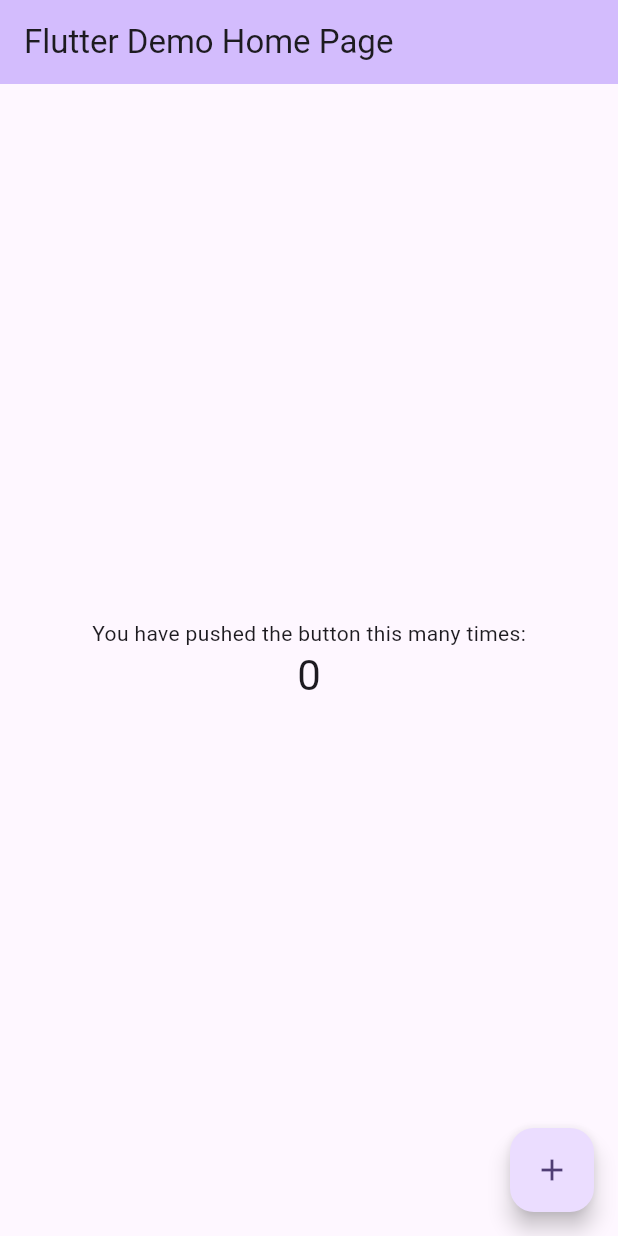
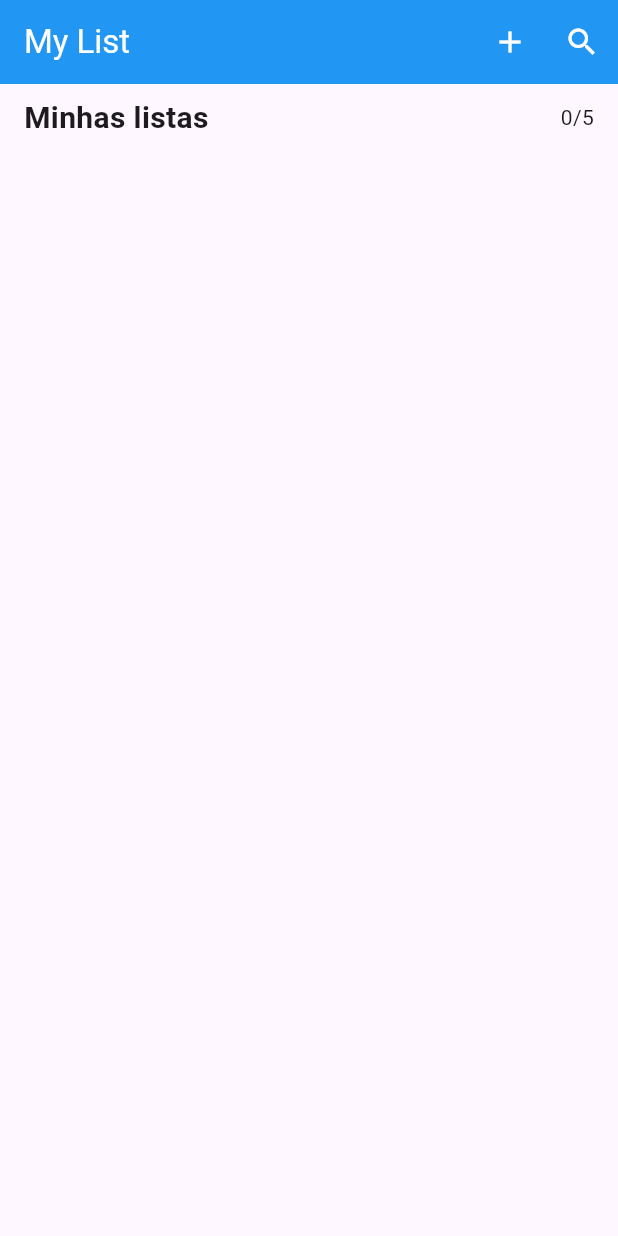
Before and after one commit to BerPGR/flutter-marketlist, a Flutter app: the screen it shows after launch, on a phone screen of 412 x 824 dp. Run offline on Flutter 3.47's test engine with Material 3 defaults, Android fonts, the phone set to English and light mode, and no system bars.

Commit message:
Created homescreen and first design

```diff
--- a/lib/main.dart
+++ b/lib/main.dart
@@ -1,4 +1,5 @@
 import 'package:flutter/material.dart';
+import 'package:listamercado/screens/home_screen.dart';
 
 void main() {
   WidgetsFlutterBinding.ensureInitialized();
@@ -12,116 +13,12 @@ class MyApp extends StatelessWidget {
   @override
   Widget build(BuildContext context) {
     return MaterialApp(
-      title: 'Flutter Demo',
-      debugShowCheckedModeBanner: false,
-      theme: ThemeData(
-        // This is the theme of your application.
-        //
-        // TRY THIS: Try running your application with "flutter run". You'll see
-        // the application has a purple toolbar. Then, without quitting the app,
-        // try changing the seedColor in the colorScheme below to Colors.green
-        // and then invoke "hot reload" (save your changes or press the "hot
-        // reload" button in a Flutter-supported IDE, or press "r" if you used
-        // the command line to start the app).
-        //
-        // Notice that the counter didn't reset back to zero; the application
-        // state is not lost during the reload. To reset the state, use hot
-        // restart instead.
-        //
-        // This works for code too, not just values: Most code changes can be
-        // tested with just a hot reload.
-        colorScheme: ColorScheme.fromSeed(seedColor: Colors.deepPurple),
-        useMaterial3: true,
-      ),
-      home: const MyHomePage(title: 'Flutter Demo Home Page'),
-    );
+        title: 'Lista Mercado',
+        debugShowCheckedModeBanner: false,
+        theme: ThemeData(
+          colorScheme: ColorScheme.fromSeed(seedColor: Colors.deepPurple),
+          useMaterial3: true,
+        ),
+        home: HomeScreen());
   }
 }
-
-class MyHomePage extends StatefulWidget {
-  const MyHomePage({super.key, required this.title});
-
-  // This widget is the home page of your application. It is stateful, meaning
-  // that it has a State object (defined below) that contains fields that affect
-  // how it looks.
-
-  // This class is the configuration for the state. It holds the values (in this
-  // case the title) provided by the parent (in this case the App widget) and
-  // used by the build method of the State. Fields in a Widget subclass are
-  // always marked "final".
-
-  final String title;
-
-  @override
-  State<MyHomePage> createState() => _MyHomePageState();
-}
-
-class _MyHomePageState extends State<MyHomePage> {
-  int _counter = 0;
-
-  void _incrementCounter() {
-    setState(() {
-      // This call to setState tells the Flutter framework that something has
-      // changed in this State, which causes it to rerun the build method below
-      // so that the display can reflect the updated values. If we changed
-      // _counter without calling setState(), then the build method would not be
-      // called again, and so nothing would appear to happen.
-      _counter++;
-    });
-  }
-
-  @override
-  Widget build(BuildContext context) {
-    // This method is rerun every time setState is called, for instance as done
-    // by the _incrementCounter method above.
-    //
-    // The Flutter framework has been optimized to make rerunning build methods
-    // fast, so that you can just rebuild anything that needs updating rather
-    // than having to individually change instances of widgets.
-    return Scaffold(
-      appBar: AppBar(
-        // TRY THIS: Try changing the color here to a specific color (to
-        // Colors.amber, perhaps?) and trigger a hot reload to see the AppBar
-        // change color while the other colors stay the same.
-        backgroundColor: Theme.of(context).colorScheme.inversePrimary,
-        // Here we take the value from the MyHomePage object that was created by
-        // the App.build method, and use it to set our appbar title.
-        title: Text(widget.title),
-      ),
-      body: Center(
-        // Center is a layout widget. It takes a single child and positions it
-        // in the middle of the parent.
-        child: Column(
-          // Column is also a layout widget. It takes a list of children and
-          // arranges them vertically. By default, it sizes itself to fit its
-          // children horizontally, and tries to be as tall as its parent.
-          //
-          // Column has various properties to control how it sizes itself and
-          // how it positions its children. Here we use mainAxisAlignment to
-          // center the children vertically; the main axis here is the vertical
-          // axis because Columns are vertical (the cross axis would be
-          // horizontal).
-          //
-          // TRY THIS: Invoke "debug painting" (choose the "Toggle Debug Paint"
-          // action in the IDE, or press "p" in the console), to see the
-          // wireframe for each widget.
-          mainAxisAlignment: MainAxisAlignment.center,
-          children: <Widget>[
-            const Text(
-              'You have pushed the button this many times:',
-            ),
-            Text(
-              '$_counter',
-              style: Theme.of(context).textTheme.headlineMedium,
-            ),
-          ],
-        ),
-      ),
-      floatingActionButton: FloatingActionButton(
-        onPressed: _incrementCounter,
-        tooltip: 'Increment',
-        child: const Icon(Icons.add),
-      ), // This trailing comma makes auto-formatting nicer for build methods.
-    );
-  }
-}
--- /dev/null
+++ b/lib/screens/home_screen.dart
@@ -0,0 +1,50 @@
+import 'package:flutter/material.dart';
+
+class HomeScreen extends StatefulWidget {
+  const HomeScreen({super.key});
+
+  @override
+  State<HomeScreen> createState() => _HomeScreenState();
+}
+
+class _HomeScreenState extends State<HomeScreen> {
+  @override
+  Widget build(BuildContext context) {
+    return Scaffold(
+      appBar: AppBar(
+        title: Text(
+          'My List',
+          style: TextStyle(color: Color(0xFFFFFFFF)),
+        ),
+        actions: [
+          IconButton(
+              onPressed: () {},
+              icon: Icon(Icons.add),
+              color: Color(0xFFFFFfff)),
+          IconButton(
+            onPressed: () {},
+            icon: Icon(Icons.search),
+            color: Color(0xFFFFFfff),
+          )
+        ],
+        backgroundColor: Color(0xFF2196F3),
+      ),
+      body: SingleChildScrollView(
+        child: Column(children: [
+          Padding(
+            padding: EdgeInsets.symmetric(horizontal: 16, vertical: 8),
+            child: Row(
+                mainAxisAlignment: MainAxisAlignment.spaceBetween,
+                children: [
+                  Text(
+                    "Minhas listas",
+                    style: TextStyle(fontSize: 20, fontWeight: FontWeight.w700),
+                  ),
+                  Text("0/5")
+                ]),
+          )
+        ]),
+      ),
+    );
+  }
+}
```
